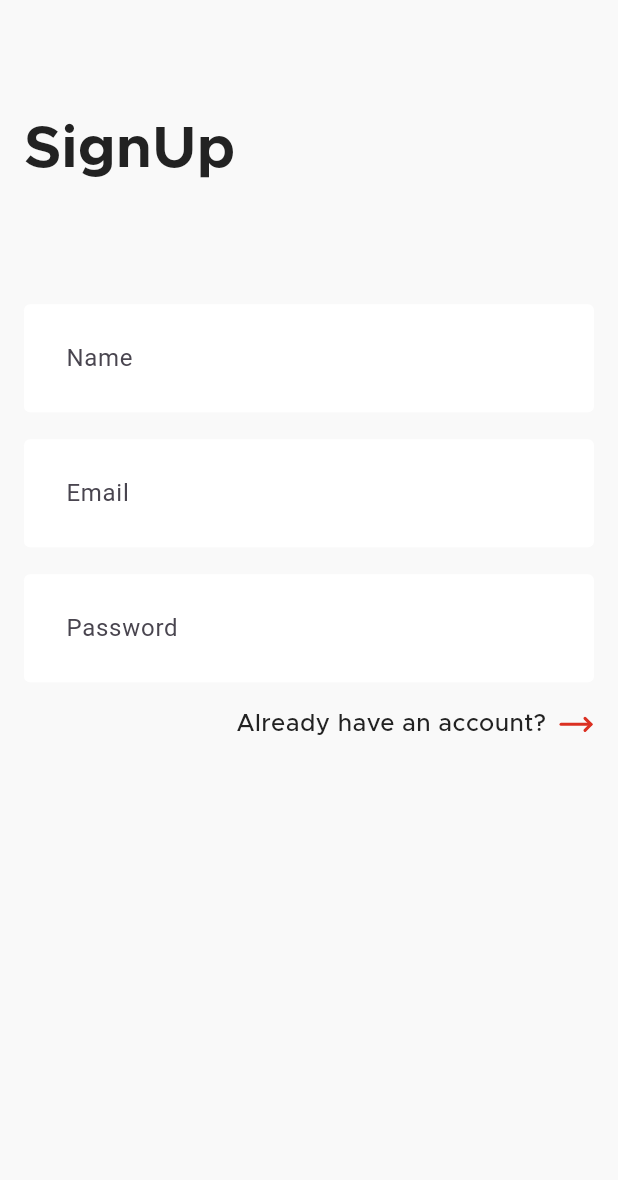
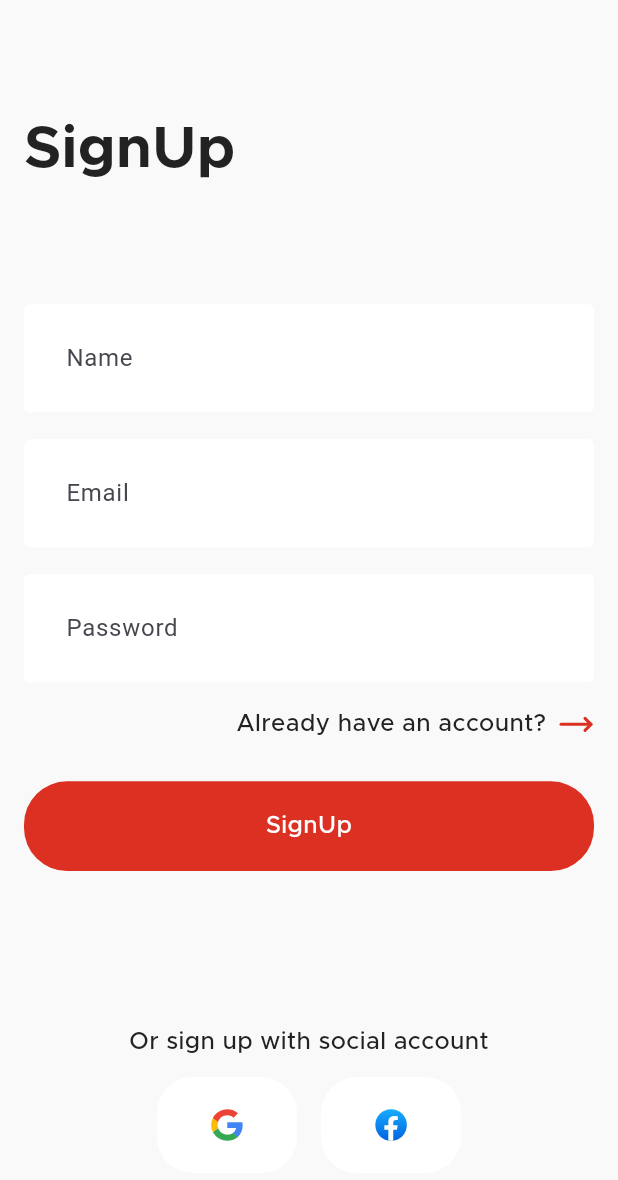
Before and after one commit to abdelazizh17/E-Commerce-App, a Flutter app: the screen it shows after launch, on a phone screen of 412 x 824 dp. Shown: the top 1180 px of the screen. Run offline on Flutter 3.47's test engine with Material 3 defaults, Android fonts, the light colour scheme and no system bars; our stand-ins replace flutter_screenutil, flutter_svg, lucide_icons.

Commit message:
- add custom button to sign up view - add custom quick auth button to sign up view - add app assets - refactor code

```diff
--- /dev/null
+++ b/lib/core/utils/app_assets.dart
@@ -0,0 +1,12 @@
+// ignore_for_file: prefer_single_quotes
+class Assets {
+  Assets._();
+
+  /// Assets for imagesFacebook
+  /// assets/images/facebook.svg
+  static const String imagesFacebook = "assets/images/facebook.svg";
+
+  /// Assets for imagesGoogle
+  /// assets/images/google.svg
+  static const String imagesGoogle = "assets/images/google.svg";
+}
--- /dev/null
+++ b/lib/feature/auth/presentation/views/widgets/custom_button.dart
@@ -0,0 +1,31 @@
+import 'package:e_commerce/core/utils/app_colors.dart';
+import 'package:e_commerce/core/utils/app_styles.dart';
+import 'package:flutter/material.dart';
+import 'package:flutter_screenutil/flutter_screenutil.dart';
+
+class CustomButton extends StatelessWidget {
+  const CustomButton({super.key, this.onTap, required this.title});
+  final Function()? onTap;
+  final String title;
+  @override
+  Widget build(BuildContext context) {
+    return GestureDetector(
+      onTap: onTap,
+      child: Container(
+        width: double.infinity,
+        height: 50.h,
+        decoration: BoxDecoration(
+          color: AppColors.primaryColor,
+          borderRadius: BorderRadius.circular(25.r),
+        ),
+        child: Center(
+          child: Text(
+            title,
+            style: AppStyles.styleMediumWhite14()
+                .copyWith(color: AppColors.whiteColor),
+          ),
+        ),
+      ),
+    );
+  }
+}
--- /dev/null
+++ b/lib/feature/auth/presentation/views/widgets/custom_quick_auth_button.dart
@@ -0,0 +1,35 @@
+import 'package:e_commerce/core/utils/app_colors.dart';
+import 'package:flutter/material.dart';
+import 'package:flutter_svg/svg.dart';
+
+class CustomQuickAuthButton extends StatelessWidget {
+  const CustomQuickAuthButton({
+    super.key,
+    required this.image,
+  });
+  final String image;
+
+  @override
+  Widget build(BuildContext context) {
+    return ConstrainedBox(
+      constraints: BoxConstraints(
+        maxHeight: 64,
+      ),
+      child: AspectRatio(
+        aspectRatio: 1.46,
+        child: ElevatedButton(
+          onPressed: () {},
+          style: ElevatedButton.styleFrom(
+            padding: EdgeInsets.zero,
+            elevation: 0,
+            shape: RoundedRectangleBorder(
+              borderRadius: BorderRadius.circular(24),
+            ),
+            backgroundColor: AppColors.whiteColor,
+          ),
+          child: SvgPicture.asset(image),
+        ),
+      ),
+    );
+  }
+}
--- /dev/null
+++ b/lib/feature/auth/presentation/views/widgets/custom_quick_auth_button_section.dart
@@ -0,0 +1,27 @@
+import 'package:e_commerce/core/utils/app_assets.dart';
+import 'package:e_commerce/feature/auth/presentation/views/widgets/custom_quick_auth_button.dart';
+import 'package:flutter/material.dart';
+
+class CustomQuickAuthButtonSection extends StatelessWidget {
+  const CustomQuickAuthButtonSection({
+    super.key,
+  });
+
+  @override
+  Widget build(BuildContext context) {
+    return Row(
+      mainAxisAlignment: MainAxisAlignment.center,
+      children: [
+        CustomQuickAuthButton(
+          image: Assets.imagesGoogle,
+        ),
+        SizedBox(
+          width: 16,
+        ),
+        CustomQuickAuthButton(
+          image: Assets.imagesFacebook,
+        ),
+      ],
+    );
+  }
+}
--- a/lib/feature/auth/presentation/views/widgets/sign_up_view_body.dart
+++ b/lib/feature/auth/presentation/views/widgets/sign_up_view_body.dart
@@ -1,6 +1,5 @@
-import 'package:e_commerce/core/utils/app_styles.dart';
-import 'package:e_commerce/feature/auth/presentation/views/widgets/already_have_an_account_section.dart';
-import 'package:e_commerce/feature/auth/presentation/views/widgets/custom_text_form_field_sign_up_section.dart';
+import 'package:e_commerce/feature/auth/presentation/views/widgets/sign_up_footer_section.dart';
+import 'package:e_commerce/feature/auth/presentation/views/widgets/sign_up_header_section.dart';
 import 'package:flutter/material.dart';
 
 class SignUpViewBody extends StatelessWidget {
@@ -12,25 +11,8 @@ class SignUpViewBody extends StatelessWidget {
       padding: const EdgeInsets.all(16),
       child: CustomScrollView(
         slivers: [
-          SliverToBoxAdapter(
-            child: Column(
-              crossAxisAlignment: CrossAxisAlignment.start,
-              children: [
-                Text(
-                  'SignUp',
-                  style: AppStyles.styleBoldBlack34(),
-                ),
-                SizedBox(
-                  height: MediaQuery.of(context).size.height / 11,
-                ),
-                CustomTextFormFieldSignUpSection(),
-                SizedBox(
-                  height: 16,
-                ),
-                AlreadyHaveAnAccountSection(),
-              ],
-            ),
-          )
+          SignUpHeaderSection(),
+          SignUpFooterSection(),
         ],
       ),
     );
```
Also changed, not shown: lib/feature/auth/presentation/views/widgets/sign_up_footer_section.dart (added, +32 -0 lines), lib/feature/auth/presentation/views/widgets/sign_up_header_section.dart (added, +41 -0 lines), pubspec.yaml (+9 -3 lines), assets/images/facebook.svg (added), assets/images/google.svg (added), pubspec.lock.
